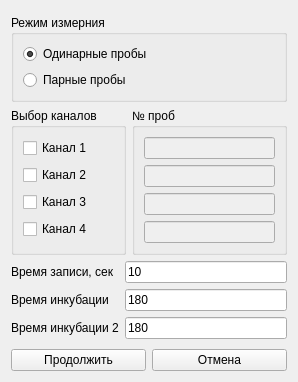
krang4d/Agrekola, file startmeasurment.ui: the form before one commit.
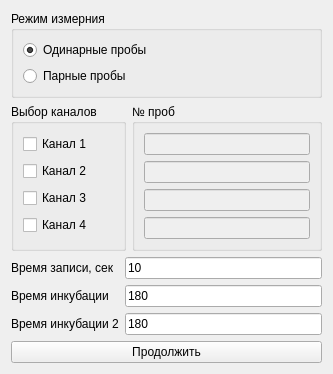
The form after the commit.

Commit message: delete the cancel button from the class startMeasurment

What changed in the file:
```diff
--- a/startmeasurment.ui
+++ b/startmeasurment.ui
@@ -6,8 +6,8 @@
    <rect>
     <x>0</x>
     <y>0</y>
-    <width>298</width>
-    <height>382</height>
+    <width>333</width>
+    <height>353</height>
    </rect>
   </property>
   <property name="sizePolicy">
@@ -232,13 +232,6 @@
        </property>
       </widget>
      </item>
-     <item>
-      <widget class="QPushButton" name="pushButton_cancel">
-       <property name="text">
-        <string>Отмена</string>
-       </property>
-      </widget>
-     </item>
     </layout>
    </item>
   </layout>
```
The commit also changes 6 other files.
